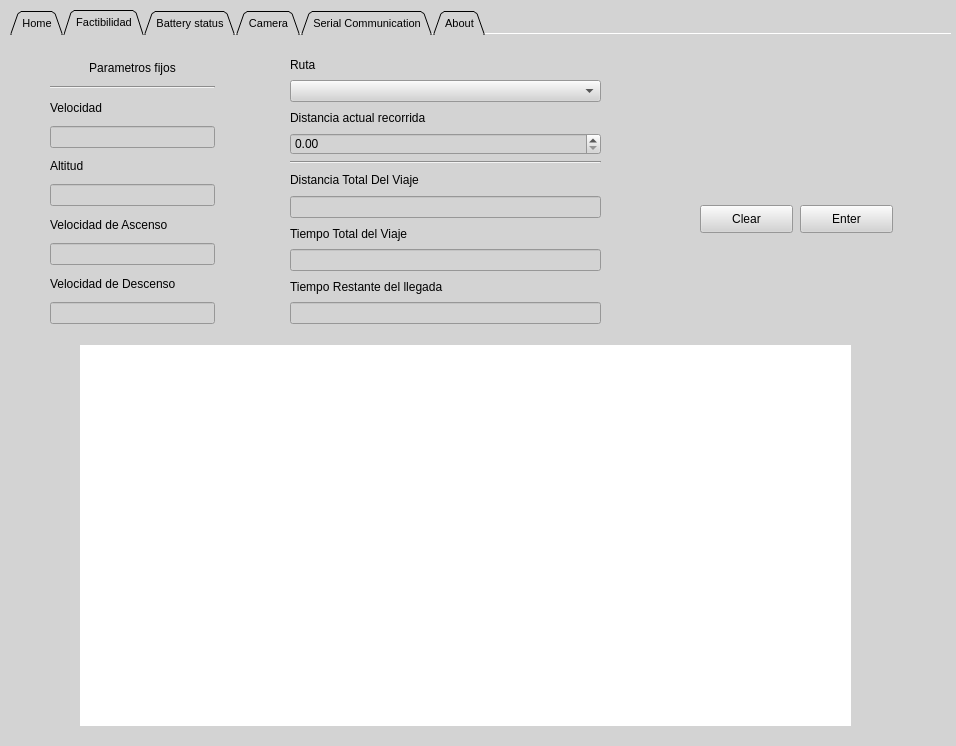
Qt form HMI.ui (Dartherick/Proyecto2_Angelica) before a commit.
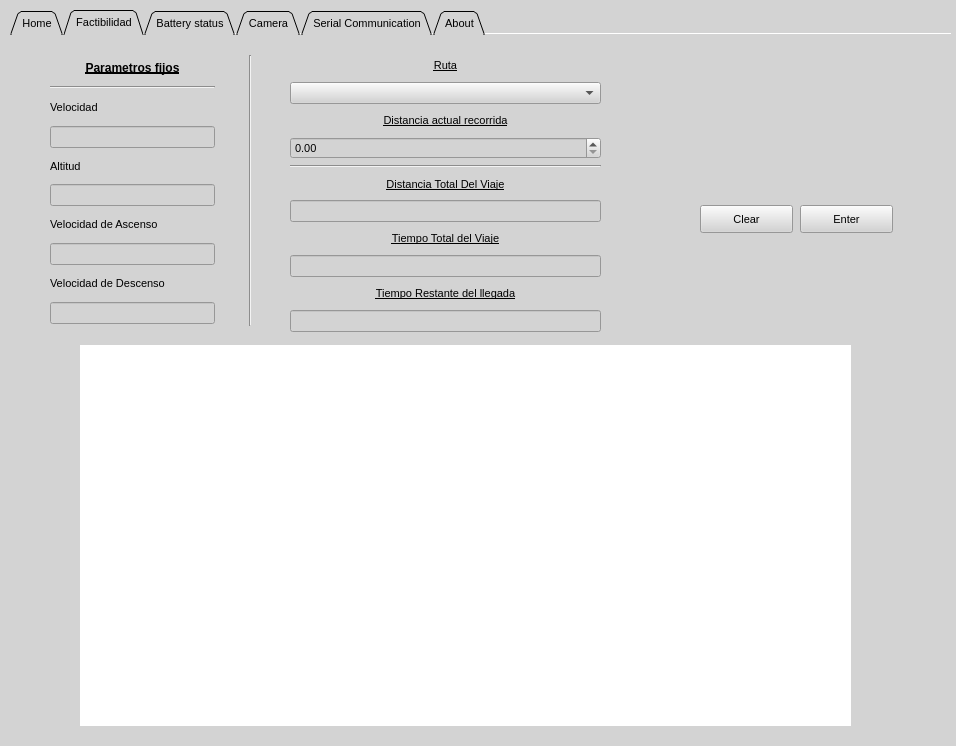
The same form after that commit. Icons and pictures are not drawn.

The edit to the form file:
```diff
--- a/HMI.ui
+++ b/HMI.ui
@@ -64,19 +64,33 @@
         <x>280</x>
         <y>20</y>
         <width>311</width>
-        <height>269</height>
+        <height>277</height>
        </rect>
       </property>
       <layout class="QVBoxLayout" name="verticalLayout">
        <item>
         <widget class="QLabel" name="label_3">
+         <property name="font">
+          <font>
+           <pointsize>8</pointsize>
+           <underline>true</underline>
+          </font>
+         </property>
          <property name="text">
           <string>Ruta</string>
          </property>
+         <property name="alignment">
+          <set>Qt::AlignCenter</set>
+         </property>
         </widget>
        </item>
        <item>
         <widget class="QComboBox" name="Rutas_ComboBox">
+         <property name="font">
+          <font>
+           <pointsize>8</pointsize>
+          </font>
+         </property>
          <property name="sizeAdjustPolicy">
           <enum>QComboBox::AdjustToMinimumContentsLength</enum>
          </property>
@@ -90,13 +104,27 @@
        </item>
        <item>
         <widget class="QLabel" name="label_4">
+         <property name="font">
+          <font>
+           <pointsize>8</pointsize>
+           <underline>true</underline>
+          </font>
+         </property>
          <property name="text">
           <string>Distancia actual recorrida</string>
          </property>
+         <property name="alignment">
+          <set>Qt::AlignCenter</set>
+         </property>
         </widget>
        </item>
        <item>
         <widget class="QDoubleSpinBox" name="DistanciaRecorrida">
+         <property name="font">
+          <font>
+           <pointsize>8</pointsize>
+          </font>
+         </property>
          <property name="maximum">
           <double>50000.000000000000000</double>
          </property>
@@ -111,9 +139,18 @@
        </item>
        <item>
         <widget class="QLabel" name="label_5">
+         <property name="font">
+          <font>
+           <pointsize>8</pointsize>
+           <underline>true</underline>
+          </font>
+         </property>
          <property name="text">
           <string>Distancia Total Del Viaje</string>
          </property>
+         <property name="alignment">
+          <set>Qt::AlignCenter</set>
+         </property>
         </widget>
        </item>
        <item>
@@ -121,13 +158,27 @@
          <property name="enabled">
           <bool>false</bool>
          </property>
+         <property name="font">
+          <font>
+           <pointsize>8</pointsize>
+          </font>
+         </property>
         </widget>
        </item>
        <item>
         <widget class="QLabel" name="label_7">
+         <property name="font">
+          <font>
+           <pointsize>8</pointsize>
+           <underline>true</underline>
+          </font>
+         </property>
          <property name="text">
           <string>Tiempo Total del Viaje</string>
          </property>
+         <property name="alignment">
+          <set>Qt::AlignCenter</set>
+         </property>
         </widget>
        </item>
        <item>
@@ -135,13 +186,27 @@
          <property name="enabled">
           <bool>false</bool>
          </property>
+         <property name="font">
+          <font>
+           <pointsize>8</pointsize>
+          </font>
+         </property>
         </widget>
        </item>
        <item>
         <widget class="QLabel" name="label_8">
+         <property name="font">
+          <font>
+           <pointsize>8</pointsize>
+           <underline>true</underline>
+          </font>
+         </property>
          <property name="text">
           <string>Tiempo Restante del llegada</string>
          </property>
+         <property name="alignment">
+          <set>Qt::AlignCenter</set>
+         </property>
         </widget>
        </item>
        <item>
@@ -149,6 +214,11 @@
          <property name="enabled">
           <bool>false</bool>
          </property>
+         <property name="font">
+          <font>
+           <pointsize>8</pointsize>
+          </font>
+         </property>
         </widget>
        </item>
       </layout>
@@ -165,6 +235,14 @@
       <layout class="QVBoxLayout" name="verticalLayout_2">
        <item>
         <widget class="QLabel" name="label_9">
+         <property name="font">
+          <font>
+           <pointsize>9</pointsize>
+           <weight>75</weight>
+           <bold>true</bold>
+           <underline>true</underline>
+          </font>
+         </property>
          <property name="text">
           <string>Parametros fijos</string>
          </property>
@@ -182,6 +260,11 @@
        </item>
        <item>
         <widget class="QLabel" name="label_12">
+         <property name="font">
+          <font>
+           <pointsize>8</pointsize>
+          </font>
+         </property>
          <property name="text">
           <string>Velocidad</string>
          </property>
@@ -199,6 +282,11 @@
        </item>
        <item>
         <widget class="QLabel" name="label_13">
+         <property name="font">
+          <font>
+           <pointsize>8</pointsize>
+          </font>
+         </property>
          <property name="text">
           <string>Altitud</string>
          </property>
@@ -213,6 +301,11 @@
        </item>
        <item>
         <widget class="QLabel" name="label_14">
+         <property name="font">
+          <font>
+           <pointsize>8</pointsize>
+          </font>
+         </property>
          <property name="text">
           <string>Velocidad de Ascenso</string>
          </property>
@@ -227,6 +320,11 @@
        </item>
        <item>
         <widget class="QLabel" name="label_15">
+         <property name="font">
+          <font>
+           <pointsize>8</pointsize>
+          </font>
+         </property>
          <property name="text">
           <string>Velocidad de Descenso</string>
          </property>
@@ -250,6 +348,11 @@
         <height>28</height>
        </rect>
       </property>
+      <property name="font">
+       <font>
+        <pointsize>8</pointsize>
+       </font>
+      </property>
       <property name="text">
        <string>Enter</string>
       </property>
@@ -305,10 +408,28 @@
         <height>28</height>
        </rect>
       </property>
+      <property name="font">
+       <font>
+        <pointsize>8</pointsize>
+       </font>
+      </property>
       <property name="text">
        <string>Clear</string>
       </property>
      </widget>
+     <widget class="Line" name="line_3">
+      <property name="geometry">
+       <rect>
+        <x>230</x>
+        <y>20</y>
+        <width>20</width>
+        <height>271</height>
+       </rect>
+      </property>
+      <property name="orientation">
+       <enum>Qt::Vertical</enum>
+      </property>
+     </widget>
     </widget>
     <widget class="QWidget" name="Battery_Tab">
      <attribute name="title">
```
Left out of the diff: 3 changed lines with no effect on the pictures.
